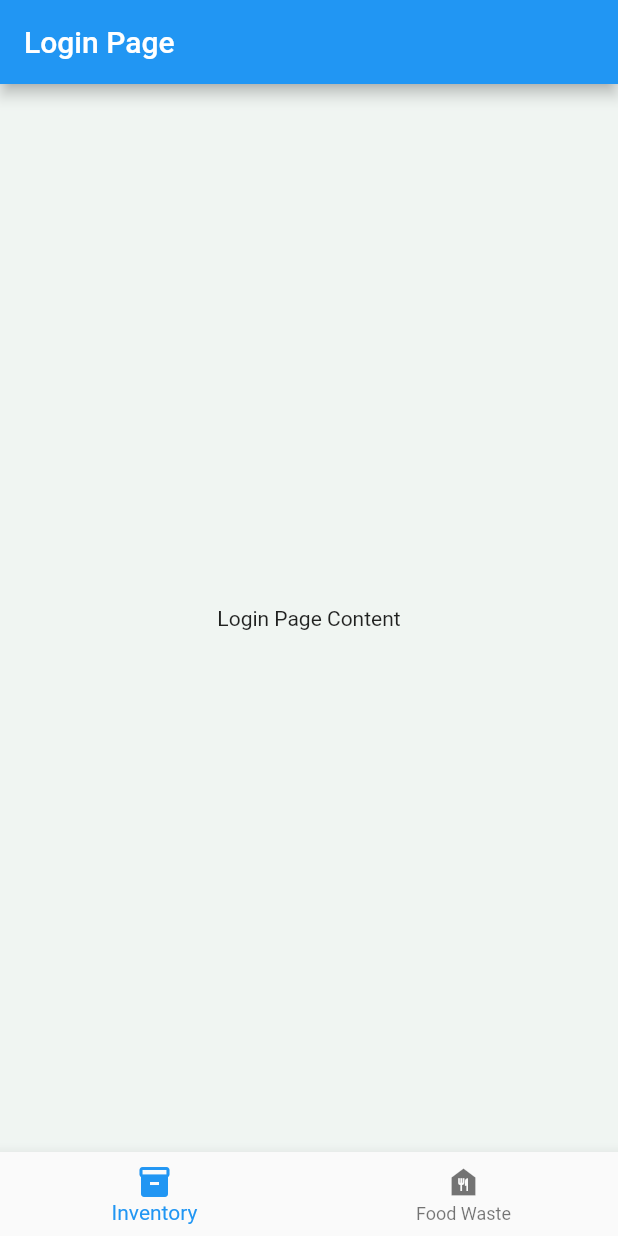
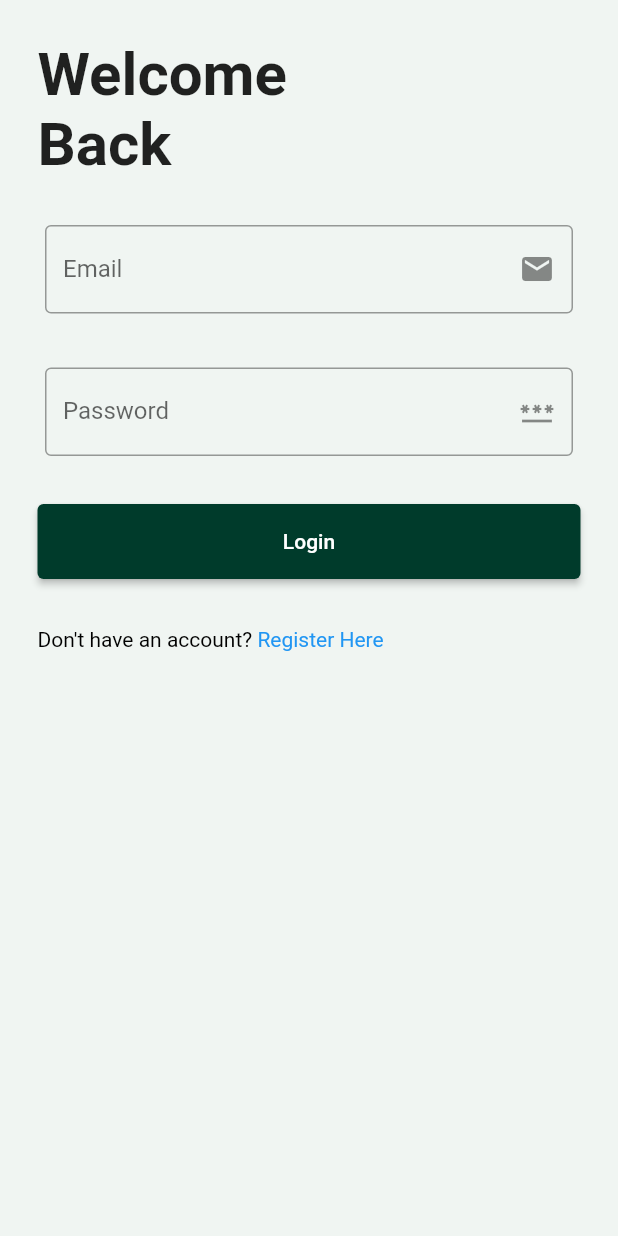
Before and after one commit to amelia-chew-2022/GI-T6-Code-Crusaders, a Flutter app: the screen it shows after launch, on a phone screen of 412 x 824 dp. Run offline on Flutter 3.47's test engine with Material 2 defaults, Android fonts, the light colour scheme and no system bars; project files that could hold a hidden picture were left out.

Commit message:
Revert "minor updates"
This reverts commit 4514b7e93b6c45027434ec45fc8e3b9fccb79b52.

```diff
--- a/foodsaver/lib/foodDetails.dart
+++ b/foodsaver/lib/foodDetails.dart
@@ -1,7 +1,6 @@
 import 'package:flutter/material.dart';
 import 'package:flutter/gestures.dart';
 import './editFoodItem.dart';
-import './main.dart';
 
 class FoodDetails extends StatefulWidget {
   @override
@@ -181,9 +180,6 @@ class _DetailsState extends State<FoodDetails> {
                           ],
                         ))
                   ]),
-            )
-            ),
-            bottomNavigationBar: CustomBottomNavigationBar()
-            );
+    )));
   }
 }
--- a/foodsaver/lib/inventory.dart
+++ b/foodsaver/lib/inventory.dart
@@ -7,7 +7,6 @@ import 'login.dart';
 import "dart:convert";
 import 'package:intl/intl.dart';
 import './editFoodItem.dart';
-import './main.dart';
 
 class Food {
   final int foodId;
@@ -89,7 +88,7 @@ class _InventoryState extends State<Inventory> {
         // Today
         return foods
             .where((food) =>
-                DateTime.parse(food.expiryDate).difference(now).inDays <= 1)
+                DateTime.parse(food.expiryDate).difference(now).inDays >= 0)
             .toList();
     }
   }
@@ -494,7 +493,6 @@ class _InventoryState extends State<Inventory> {
                   ),
                 ],
               )))),
-    bottomNavigationBar: CustomBottomNavigationBar()
     );
   }
 }
--- a/foodsaver/lib/main.dart
+++ b/foodsaver/lib/main.dart
@@ -1,4 +1,5 @@
 import 'package:flutter/material.dart';
+import './login.dart';
 
 void main() {
   runApp(const MyApp());
@@ -7,52 +8,16 @@ void main() {
 class MyApp extends StatelessWidget {
   const MyApp({super.key});
 
+  // This widget is the root of your application.
+  //dummy info
   @override
   Widget build(BuildContext context) {
     return MaterialApp(
-      title: 'Flutter Demo',
+      title: 'Futter Demo',
       theme: ThemeData(
-        scaffoldBackgroundColor: const Color(0xFFF0F5F2),
-        useMaterial3: false,
-      ),
-      home: Scaffold(
-        body: Login(),
-        bottomNavigationBar: CustomBottomNavigationBar(),
-      ),
+          scaffoldBackgroundColor: const Color(0xFFF0F5F2),
+          useMaterial3: false),
+      home: Login(), //need change back to Login()
     );
   }
 }
-
-class CustomBottomNavigationBar extends StatelessWidget {
-  @override
-  Widget build(BuildContext context) {
-    return BottomNavigationBar(
-      items: const <BottomNavigationBarItem>[
-        BottomNavigationBarItem(
-          icon: Icon(Icons.inventory),
-          label: 'Inventory',
-        ),
-        BottomNavigationBarItem(
-          icon: Icon(Icons.food_bank),
-          label: 'Food Waste',
-        ),
-      ],
-    );
-  }
-}
-
-class Login extends StatelessWidget {
-  const Login({super.key});
-
-  @override
-  Widget build(BuildContext context) {
-    return Scaffold(
-      appBar: AppBar(
-        title: Text('Login Page'),
-      ),
-      body: Center(
-        child: Text('Login Page Content'),
-      ),
-    );
-  }
-}
```
